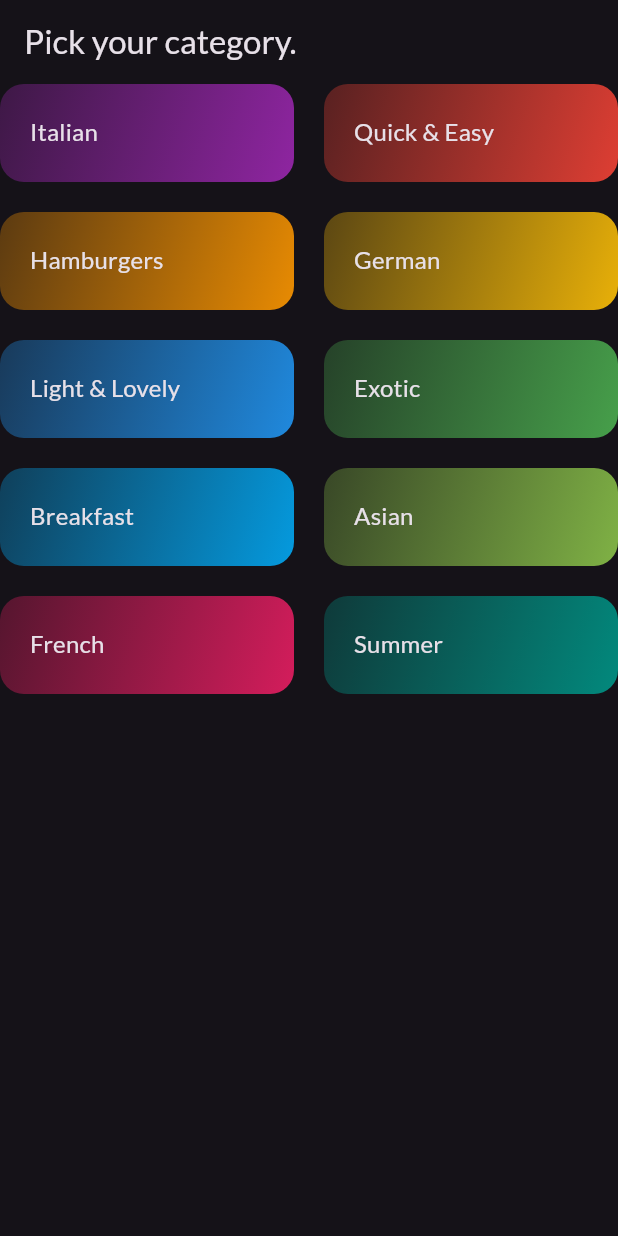
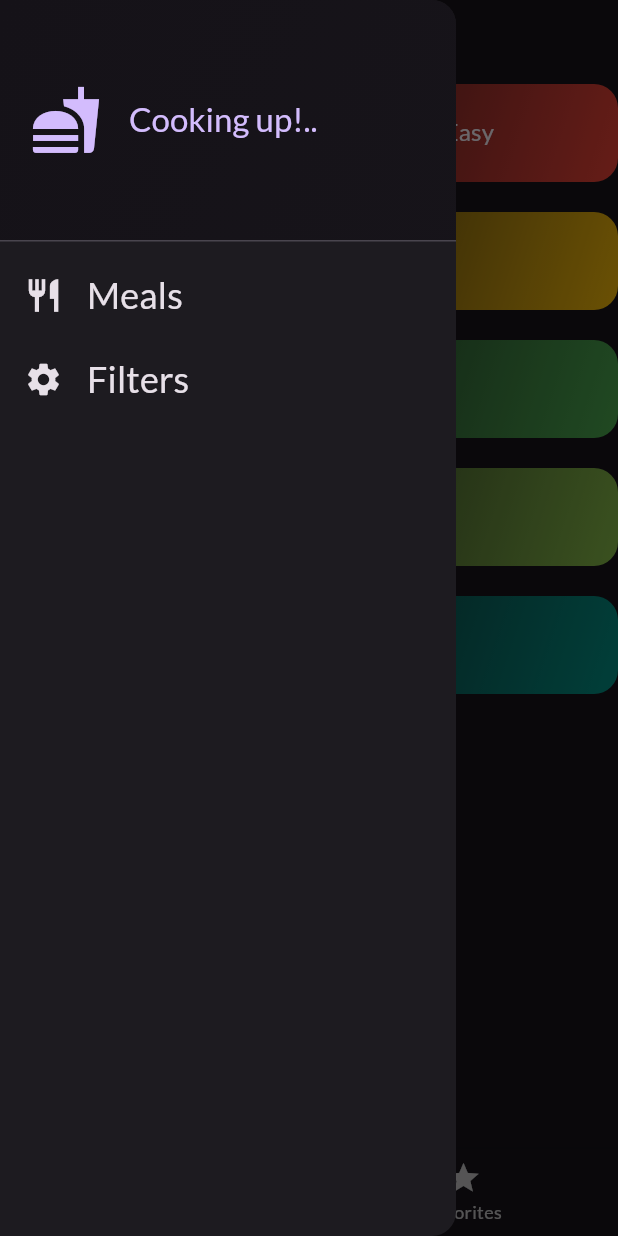
Before and after one commit to ecehavanci/mealsApp, a Flutter app: the screen it shows after launch, with the side drawer open (before the commit the screen has no drawer), on a phone screen of 412 x 824 dp. Run offline on Flutter 3.47's test engine with Material 3 defaults, Android fonts, the phone set to English and light mode, and no system bars; our stand-ins replace google_fonts, transparent_image.

Commit message:
Filters Screen added

```diff
--- a/lib/main.dart
+++ b/lib/main.dart
@@ -1,6 +1,7 @@
 import 'package:flutter/material.dart';
 import 'package:google_fonts/google_fonts.dart';
 import 'package:meals_app/screens/categories.dart';
+import 'package:meals_app/screens/tabs.dart';
 
 void main() {
   runApp(const MyApp());
@@ -20,7 +21,7 @@ class MyApp extends StatelessWidget {
     return MaterialApp(
       title: 'Flutter Demo',
       theme: theme,
-      home: const CategoriesScreen(),
+      home: const TabsScreen(),
     );
   }
 }
--- a/lib/screens/categories.dart
+++ b/lib/screens/categories.dart
@@ -2,11 +2,13 @@ import 'package:flutter/material.dart';
 import 'package:meals_app/dummy_Data/dumm_categories.dart';
 import 'package:meals_app/dummy_Data/dumm_meals.dart';
 import 'package:meals_app/models/category.dart';
+import 'package:meals_app/models/meal.dart';
 import 'package:meals_app/screens/meals.dart';
 import 'package:meals_app/widgets/category_grid_item.dart';
 
 class CategoriesScreen extends StatelessWidget {
-  const CategoriesScreen({super.key});
+  const CategoriesScreen({super.key, required this.onToggleFav});
+  final Function(Meal meal) onToggleFav;
 
   void navigateCategory(BuildContext context, Category selectedCategory) {
     final filteredMeals = dummyMeals
@@ -14,17 +16,16 @@ class CategoriesScreen extends StatelessWidget {
         .toList();
 
     Navigator.of(context).push(MaterialPageRoute(
-        builder: ((context) =>
-            MealsScreen(title: selectedCategory.title, meals: filteredMeals))));
+        builder: ((context) => MealsScreen(
+              title: selectedCategory.title,
+              meals: filteredMeals,
+              onToggleFav: onToggleFav,
+            ))));
   }
 
   @override
   Widget build(BuildContext context) {
-    return Scaffold(
-        appBar: AppBar(
-          title: const Text("Pick your category."),
-        ),
-        body: GridView(
+    return GridView(
       gridDelegate: const SliverGridDelegateWithFixedCrossAxisCount(
           crossAxisCount: 2,
           childAspectRatio: 3,
@@ -38,6 +39,6 @@ class CategoriesScreen extends StatelessWidget {
                 navigateCategory(context, category);
               })
       ],
-        ));
+    );
   }
 }
--- /dev/null
+++ b/lib/screens/tabs.dart
@@ -0,0 +1,85 @@
+import 'package:flutter/material.dart';
+import 'package:meals_app/models/meal.dart';
+import 'package:meals_app/screens/categories.dart';
+import 'package:meals_app/screens/filters.dart';
+import 'package:meals_app/screens/meals.dart';
+import 'package:meals_app/widgets/main_drawer.dart';
+
+class TabsScreen extends StatefulWidget {
+  const TabsScreen({super.key});
+
+  @override
+  State<TabsScreen> createState() => _TabsScreenState();
+}
+
+class _TabsScreenState extends State<TabsScreen> {
+  int _selectedIndex = 0;
+  final List<Meal> _favMeals = [];
+
+  void _selectPage(index) {
+    setState(() {
+      _selectedIndex = index;
+    });
+  }
+
+  void _toggleMealFavStatus(Meal meal) {
+    bool isExist = _favMeals.contains(meal);
+    if (isExist) {
+      setState(() {
+        _favMeals.remove(meal);
+      });
+      _showInfoMessage("Meal deleted from favourites.");
+    } else {
+      setState(() {
+        _favMeals.add(meal);
+      });
+      _showInfoMessage("Meal marked as favourite.");
+    }
+  }
+
+  void _showInfoMessage(String message) {
+    ScaffoldMessenger.of(context).clearSnackBars();
+    ScaffoldMessenger.of(context).showSnackBar(SnackBar(
+      content: Text(message),
+    ));
+  }
+
+  void _setScreen(String identifier) {
+    if (identifier == 'Filters') {
+      Navigator.pop(context); //close the drawer maindrawer
+
+      Navigator.of(context)
+          .push(MaterialPageRoute(builder: (ctx) => const FiltersScreen()));
+    } else {
+      Navigator.pop(context); //close the drawer maindrawer
+    }
+  }
+
+  @override
+  Widget build(BuildContext context) {
+    Widget activePage = CategoriesScreen(onToggleFav: _toggleMealFavStatus);
+    String activePageTitle = "Categories";
+
+    if (_selectedIndex == 1) {
+      activePage =
+          MealsScreen(meals: _favMeals, onToggleFav: _toggleMealFavStatus);
+      activePageTitle = "Your Favorites";
+    }
+
+    return Scaffold(
+        appBar: AppBar(
+          title: Text(activePageTitle),
+        ),
+        drawer: MainDrawer(onSelectedScreen: _setScreen),
+        bottomNavigationBar: BottomNavigationBar(
+          onTap: _selectPage,
+          items: const [
+            BottomNavigationBarItem(
+                icon: Icon(Icons.set_meal), label: "Categories"),
+            BottomNavigationBarItem(icon: Icon(Icons.star), label: "Favorites"),
+          ],
+          currentIndex: _selectedIndex,
+        ),
+        body: activePage);
+  }
+}
--- /dev/null
+++ b/lib/widgets/main_drawer.dart
@@ -0,0 +1,74 @@
+import 'package:flutter/material.dart';
+
+class MainDrawer extends StatelessWidget {
+  final void Function(String identfier) onSelectedScreen;
+  const MainDrawer({super.key, required this.onSelectedScreen});
+
+  @override
+  Widget build(BuildContext context) {
+    return Drawer(
+      child: Column(children: [
+        DrawerHeader(
+          padding: const EdgeInsets.all(20),
+          decoration: BoxDecoration(
+            gradient: LinearGradient(colors: [
+              Theme.of(context).primaryColor,
+              Theme.of(context).primaryColor.withOpacity(0.8),
+            ], begin: Alignment.topLeft, end: Alignment.bottomRight),
+          ),
+          child: Row(
+            children: [
+              Icon(
+                Icons.fastfood,
+                color: Theme.of(context).colorScheme.primary,
+                size: 48,
+              ),
+              const SizedBox(
+                width: 18,
+              ),
+              Text(
+                "Cooking up!..",
+                style: Theme.of(context)
+                    .textTheme
+                    .titleLarge!
+                    .copyWith(color: Theme.of(context).colorScheme.primary),
+              )
+            ],
+          ),
+        ),
+        ListTile(
+          leading: Icon(
+            Icons.restaurant,
+            size: 26,
+            color: Theme.of(context).colorScheme.onBackground,
+          ),
+          title: Text(
+            "Meals",
+            style: Theme.of(context).textTheme.titleSmall!.copyWith(
+                color: Theme.of(context).colorScheme.onBackground,
+                fontSize: 24),
+          ),
+          onTap: () {
+            onSelectedScreen("Meals");
+          },
+        ),
+        ListTile(
+          leading: Icon(
+            Icons.settings,
+            size: 26,
+            color: Theme.of(context).colorScheme.onBackground,
+          ),
+          title: Text(
+            "Filters",
+            style: Theme.of(context).textTheme.titleSmall!.copyWith(
+                color: Theme.of(context).colorScheme.onBackground,
+                fontSize: 24),
+          ),
+          onTap: () {
+            onSelectedScreen("Filters");
+          },
+        )
+      ]),
+    );
+  }
+}
--- a/lib/widgets/meal_item.dart
+++ b/lib/widgets/meal_item.dart
@@ -2,7 +2,6 @@
 
 import 'package:flutter/material.dart';
 import 'package:meals_app/models/meal.dart';
-import 'package:meals_app/screens/meal_details.dart';
 import 'package:meals_app/widgets/meal_item_treat.dart';
 import 'package:transparent_image/transparent_image.dart';
 
```
Also changed, not shown: lib/screens/filters.dart (added, +51 -0 lines), lib/screens/meal_details.dart (+13 -5 lines), lib/screens/meals.dart (+14 -7 lines). Lines whose indentation alone changed are shown as unchanged.
